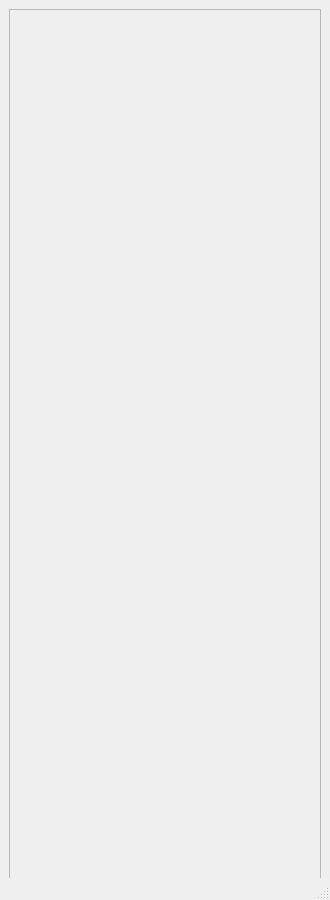
Before: the Qt Designer form src/CorePageWindow.ui in MrMeno/QT_GOTTEN, drawn with Qt 5.
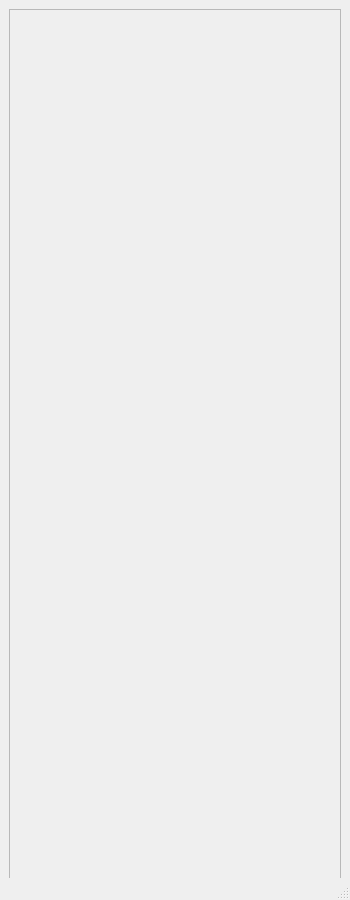
After: the same form once the commit is applied. Icons and pictures are not drawn. Custom widgets are drawn as their Qt base class.

What changed in the file:
```diff
--- a/src/CorePageWindow.ui
+++ b/src/CorePageWindow.ui
@@ -6,7 +6,7 @@
    <rect>
     <x>0</x>
     <y>0</y>
-    <width>330</width>
+    <width>350</width>
     <height>900</height>
    </rect>
   </property>
@@ -72,7 +72,7 @@
      <rect>
       <x>9</x>
       <y>9</y>
-      <width>312</width>
+      <width>332</width>
       <height>900</height>
      </rect>
     </property>
@@ -120,7 +120,7 @@
       <rect>
        <x>0</x>
        <y>0</y>
-       <width>312</width>
+       <width>332</width>
        <height>180</height>
       </rect>
      </property>
@@ -169,8 +169,8 @@
       <rect>
        <x>0</x>
        <y>180</y>
-       <width>312</width>
-       <height>680</height>
+       <width>332</width>
+       <height>720</height>
       </rect>
      </property>
      <widget class="QScrollArea" name="list_scroll">
@@ -178,8 +178,8 @@
        <rect>
         <x>1</x>
         <y>1</y>
-        <width>300</width>
-        <height>680</height>
+        <width>320</width>
+        <height>720</height>
        </rect>
       </property>
       <property name="sizePolicy">
@@ -208,8 +208,8 @@
         <rect>
          <x>0</x>
          <y>0</y>
-         <width>300</width>
-         <height>680</height>
+         <width>320</width>
+         <height>720</height>
         </rect>
        </property>
       </widget>
```
